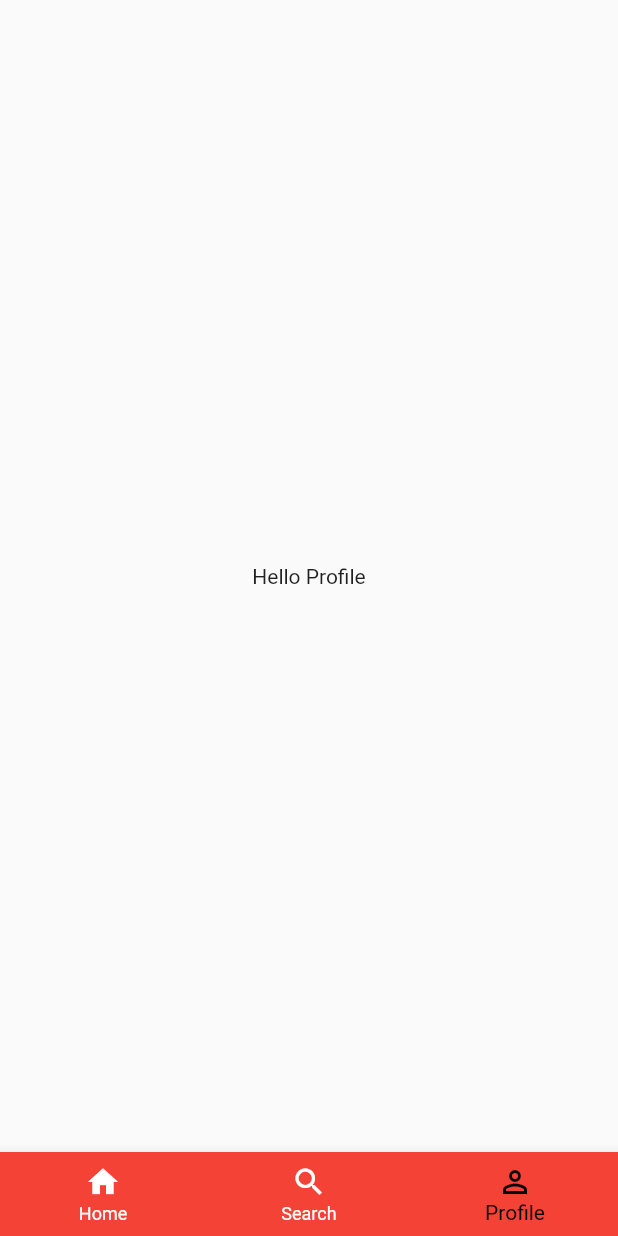
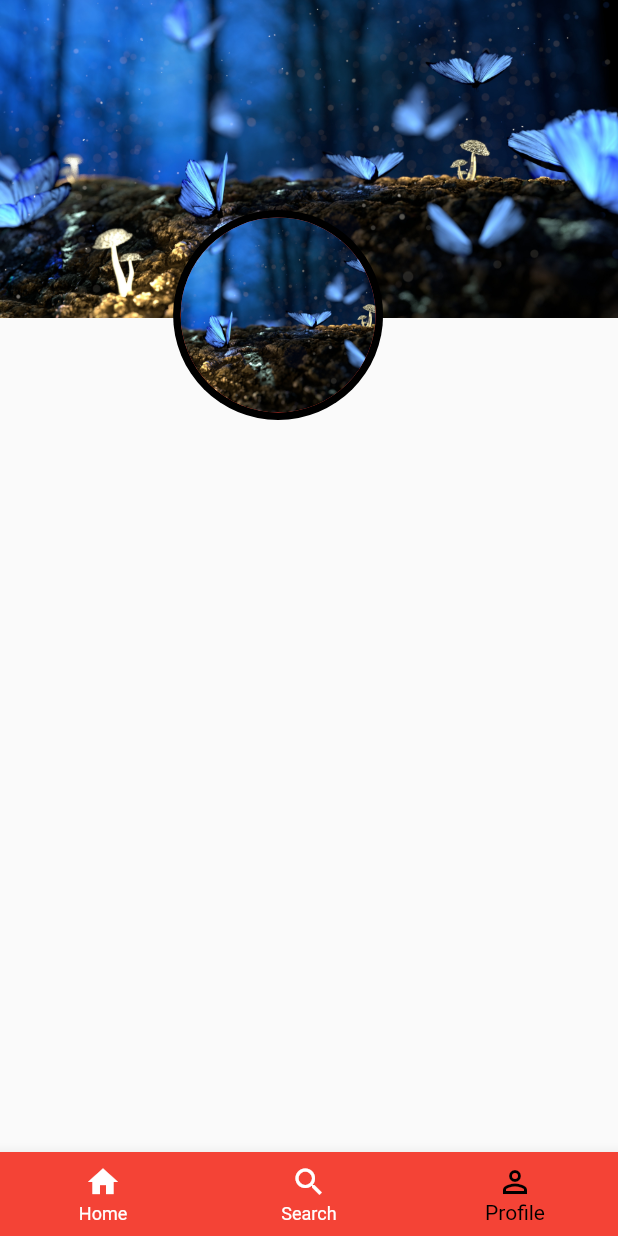
Before and after one commit to KhizarJamshaidIqbal/FirstAppCustomDesign, a Flutter app: the Profile screen opened directly, on a phone screen of 412 x 824 dp. Run offline on Flutter 3.47's test engine with Material 2 defaults, Android fonts, the light colour scheme and no system bars; our stand-ins replace carousel_slider, lottie.

Commit message:
Working on Profile Screen...

```diff
--- a/lib/View/shared/Home.dart
+++ b/lib/View/shared/Home.dart
@@ -20,8 +20,6 @@ class _HomeState extends State<Home> {
   @override
   Widget build(BuildContext context) {
     var _currentindex = 0;
-    // var value = [0, 1, 2];
-    // bool option = true;
     dynamic list = Photos_Api.datalist[0]["products"];
     return SafeArea(
       child: Scaffold(
--- a/lib/View/shared/Profile.dart
+++ b/lib/View/shared/Profile.dart
@@ -2,6 +2,7 @@
 
 import 'package:flutter/material.dart';
 import 'package:static_api/View/shared/Home.dart';
+import 'package:static_api/View/shared/profile_pic_window.dart';
 
 import 'Search.dart';
 
@@ -17,8 +18,52 @@ class _ProfileState extends State<Profile> {
   @override
   Widget build(BuildContext context) {
     return Scaffold(
-      body: Center(
-        child: Text("Hello Profile"),
+      body: SafeArea(
+        child: Stack(
+          clipBehavior: Clip.none,
+          // ignore: prefer_const_literals_to_create_immutables
+          children: [
+            InkWell(
+              onTap: () {
+                Navigator.push(
+                    context,
+                    MaterialPageRoute(
+                      builder: (context) => profile_pic_window(),
+                    ));
+              },
+              child: SizedBox(
+                height: 212,
+                width: double.infinity,
+                child: Image(
+                  image: AssetImage("Images/blue.jpg"),
+                  fit: BoxFit.cover,
+                ),
+              ),
+            ),
+            Positioned(
+              top: MediaQuery.of(context).size.height * .1699,
+              left: MediaQuery.of(context).size.width / 3.57,
+              child: InkWell(
+                onTap: () {
+                  Navigator.push(
+                      context,
+                      MaterialPageRoute(
+                        builder: (context) => profile_pic_window(),
+                      ));
+                },
+                child: CircleAvatar(
+                  backgroundColor: Colors.black,
+                  radius: 70,
+                  child: CircleAvatar(
+                    backgroundColor: Colors.red,
+                    radius: 65,
+                    backgroundImage: AssetImage("Images/blue.jpg"),
+                  ),
+                ),
+              ),
+            )
+          ],
+        ),
       ),
       bottomNavigationBar: BottomNavigationBar(
         backgroundColor: Colors.red,
--- a/lib/View/shared/Search.dart
+++ b/lib/View/shared/Search.dart
@@ -37,7 +37,7 @@ class _SearchState extends State<Search> {
                     enabledBorder: OutlineInputBorder(
                         borderSide: BorderSide(color: Colors.red),
                         borderRadius: BorderRadius.circular(30.0)),
-                    hintText: '  Search Now...',
+                    hintText: '  Search Now',
                     hintStyle: TextStyle(
                         color: Colors.white, fontStyle: FontStyle.italic),
                     suffixIcon: Icon(
```
